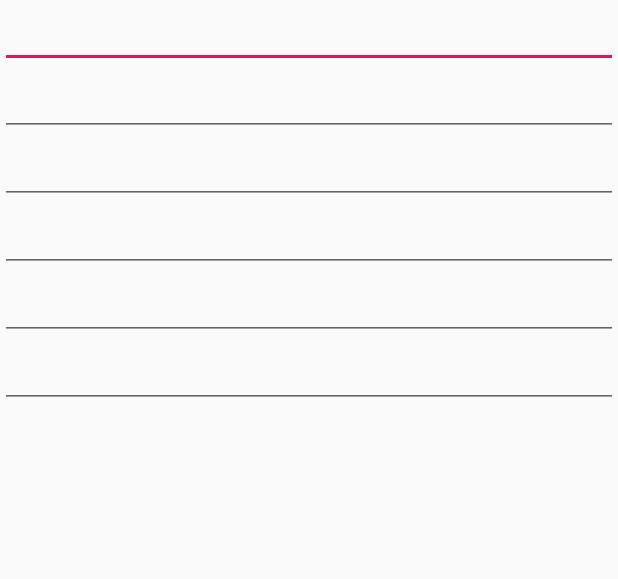
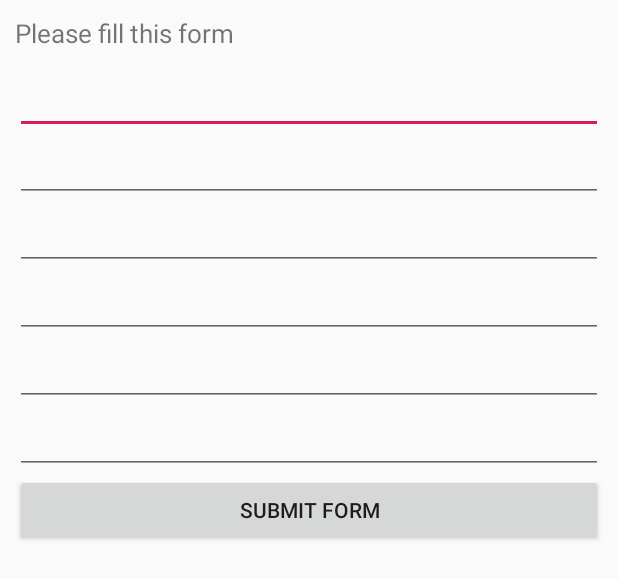
Before and after one commit to Drabu/FormValidator, an Android app: the layout activity_main.xml on its own in the app's theme, with its tools: preview values and no code run, on a phone screen of 412 x 824 dp. Shown: the top 579 px of the screen. Run offline under Robolectric (Android 15) with nearby library versions, the phone set to English and light mode, and no system bars.

```diff
--- a/app/build.gradle
+++ b/app/build.gradle
@@ -1,4 +1,6 @@
 apply plugin: 'com.android.application'
+apply plugin: 'kotlin-android-extensions'
+apply plugin: 'kotlin-android'
 
 android {
     compileSdkVersion 28
@@ -30,4 +32,8 @@ dependencies {
     androidTestImplementation 'com.android.support.test:runner:1.0.2'
     androidTestImplementation 'com.android.support.test.espresso:espresso-core:3.0.2'
     implementation project(':validation')
+    implementation "org.jetbrains.kotlin:kotlin-stdlib-jdk7:$kotlin_version"
 }
+repositories {
+    mavenCentral()
+}
--- a/app/src/main/res/layout/activity_main.xml
+++ b/app/src/main/res/layout/activity_main.xml
@@ -4,11 +4,21 @@
     xmlns:app="http://schemas.android.com/apk/res-auto"
     xmlns:tools="http://schemas.android.com/tools">
 
+
+
     <LinearLayout
+        android:layout_margin="10dp"
+        android:orientation="vertical"
         android:id="@+id/mainLinearLayoutLL"
         android:layout_width="match_parent"
         android:layout_height="match_parent"
         tools:context=".MainActivity">
+
+        <TextView
+            android:textSize="17dp"
+            android:text="@string/fillTheForm"
+            android:layout_width="wrap_content"
+            android:layout_height="wrap_content" />
 
         <LinearLayout
             android:orientation="vertical"
@@ -16,6 +26,7 @@
             android:layout_height="wrap_content">
 
             <EditText
+                android:layout_marginTop="10dp"
                 android:layout_width="match_parent"
                 android:layout_height="wrap_content" />
 
@@ -66,5 +77,11 @@
 
         </LinearLayout>
 
+        <Button
+            android:id="@+id/submitFormBTN"
+            android:text="SUBMIT FORM"
+            android:layout_width="match_parent"
+            android:layout_height="wrap_content" />
+
     </LinearLayout>
 </layout>
--- a/app/src/main/res/values/strings.xml
+++ b/app/src/main/res/values/strings.xml
@@ -1,3 +1,4 @@
 <resources>
     <string name="app_name">FormValidationsExample</string>
+    <string name="fillTheForm">Please fill this form</string>
 </resources>
--- a/build.gradle
+++ b/build.gradle
@@ -1,6 +1,7 @@
 // Top-level build file where you can add configuration options common to all sub-projects/modules.
 
 buildscript {
+    ext.kotlin_version = '1.3.21'
     repositories {
         google()
         jcenter()
@@ -8,6 +9,7 @@ buildscript {
     }
     dependencies {
         classpath 'com.android.tools.build:gradle:3.3.2'
+        classpath "org.jetbrains.kotlin:kotlin-gradle-plugin:$kotlin_version"
 
         // NOTE: Do not place your application dependencies here; they belong
         // in the individual module build.gradle files
--- a/validation/build.gradle
+++ b/validation/build.gradle
@@ -1,4 +1,6 @@
 apply plugin: 'com.android.library'
+apply plugin: 'kotlin-android-extensions'
+apply plugin: 'kotlin-android'
 
 android {
     compileSdkVersion 28
@@ -31,4 +33,8 @@ dependencies {
     testImplementation 'junit:junit:4.12'
     androidTestImplementation 'com.android.support.test:runner:1.0.2'
     androidTestImplementation 'com.android.support.test.espresso:espresso-core:3.0.2'
+    implementation "org.jetbrains.kotlin:kotlin-stdlib-jdk7:$kotlin_version"
 }
+repositories {
+    mavenCentral()
+}
--- a/validation/src/main/java/com/oneclickaway/opensource/validation/interfaces/OnResponseListener.java
+++ /dev/null
@@ -1,5 +0,0 @@
-package com.oneclickaway.opensource.validation.interfaces;
-
-public interface OnResponseListener {
-    void onResponse(boolean isFormFilled);
-}
--- /dev/null
+++ b/validation/src/main/java/com/oneclickaway/opensource/validation/interfaces/OnResponseListener.kt
@@ -0,0 +1,6 @@
+package com.oneclickaway.opensource.validation.interfaces
+
+
+interface OnResponseListener {
+    fun onResponse(isFormFilled: Boolean)
+}
```
Also changed, not shown: app/src/main/java/com/oneclickaway/opensource/formvalidationsexample/MainActivity.java (deleted, +0 -38 lines), app/src/main/java/com/oneclickaway/opensource/formvalidationsexample/MainActivity.kt (added, +54 -0 lines), validation/src/main/java/com/oneclickaway/opensource/validation/model/FormValidator.java (deleted, +0 -64 lines), validation/src/main/java/com/oneclickaway/opensource/validation/model/FormValidator.kt (added, +50 -0 lines).
